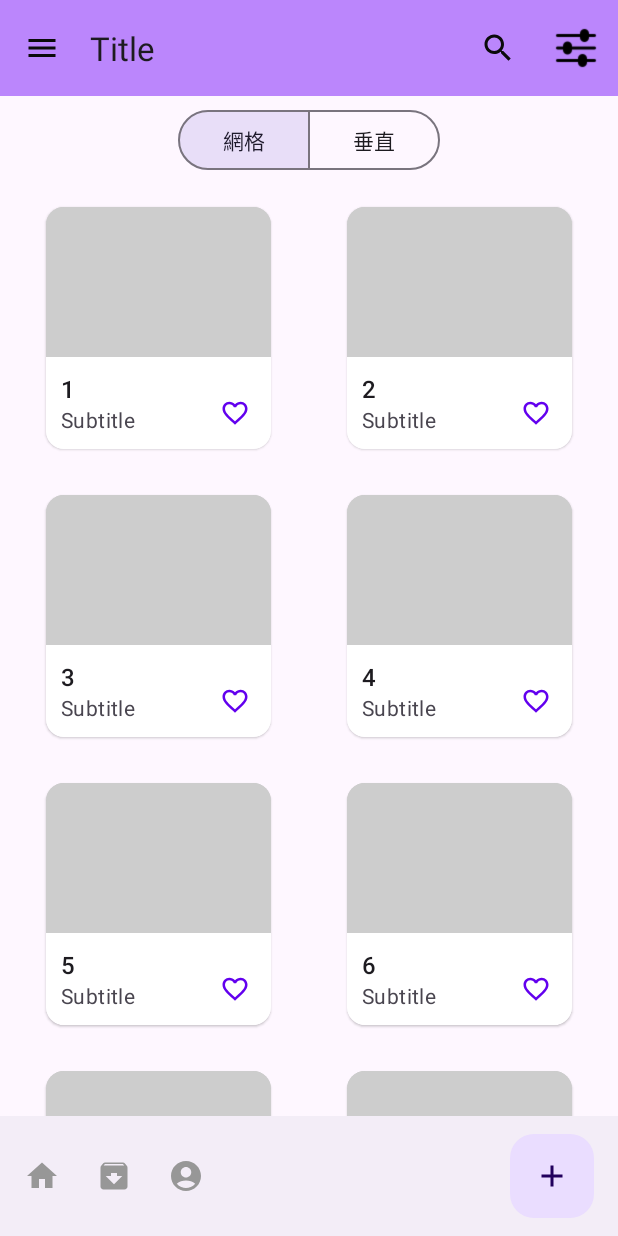
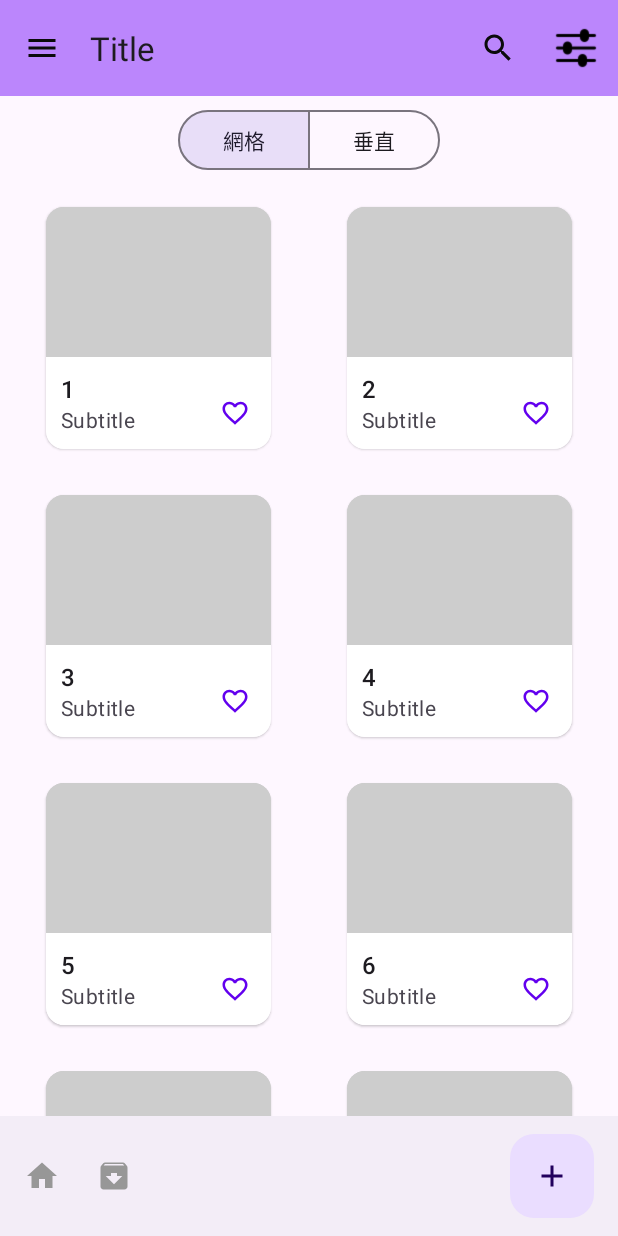
Before and after one commit to Quuanna/MDCSubject, an Android app: the fragment ProductCardsFragment placed in its activity, on a phone screen of 412 x 824 dp. Run offline under Robolectric (Android 15) with nearby library versions, the phone set to English and light mode, and no system bars.

```diff
--- a/app/src/main/java/com/anna/mdcsubject/ui/adapter/CardRecyclerViewAdapter.kt
+++ b/app/src/main/java/com/anna/mdcsubject/ui/adapter/CardRecyclerViewAdapter.kt
@@ -3,6 +3,7 @@ package com.anna.mdcsubject.ui.adapter
 import android.view.LayoutInflater
 import android.view.ViewGroup
 import androidx.recyclerview.widget.RecyclerView
+import androidx.viewbinding.ViewBinding
 import com.anna.mdcsubject.CardsType
 import com.anna.mdcsubject.databinding.ItemCardsGridBinding
 import com.anna.mdcsubject.databinding.ItemCardsVerticalBinding
@@ -20,25 +21,21 @@ class CardRecyclerViewAdapter(
     override fun onCreateViewHolder(parent: ViewGroup, viewType: Int): RecyclerView.ViewHolder {
         return when (type) {
             CardsType.GRID -> {
-                GridViewHolder(
-                    ItemCardsGridBinding.inflate(LayoutInflater.from(parent.context), parent, false),
-                    productList,
-                    favoriteDataList,
-                    isFavorite,
-                    mItemButtonClickListener
-                )
+                setCardsViewHolder(ItemCardsGridBinding.inflate(LayoutInflater.from(parent.context), parent, false))
             }
             CardsType.VERTICAL -> {
-                GridViewHolder(
-                    ItemCardsVerticalBinding.inflate(LayoutInflater.from(parent.context), parent, false),
-                    productList,
-                    favoriteDataList,
-                    isFavorite,
-                    mItemButtonClickListener
-                )
+                setCardsViewHolder(ItemCardsVerticalBinding.inflate(LayoutInflater.from(parent.context), parent, false))
             }
         }
     }
+
+    private fun setCardsViewHolder(binding: ViewBinding) = GridViewHolder(
+        binding,
+        productList,
+        favoriteDataList,
+        isFavorite,
+        mItemButtonClickListener
+    )
 
     override fun getItemCount(): Int = productList.size
 
--- a/app/src/main/res/menu/bottom_app_bar.xml
+++ b/app/src/main/res/menu/bottom_app_bar.xml
@@ -15,11 +15,4 @@
         android:title="收藏"
         app:showAsAction="ifRoom" />
 
-    <item
-        android:id="@+id/user"
-        android:icon="@drawable/ic_account"
-        android:title="會員中心"
-        app:showAsAction="ifRoom" />
-
-
 </menu>
```
Also changed, not shown: app/src/main/java/com/anna/mdcsubject/ui/fragment/ProductCardsFragment.kt (+13 -5 lines).
